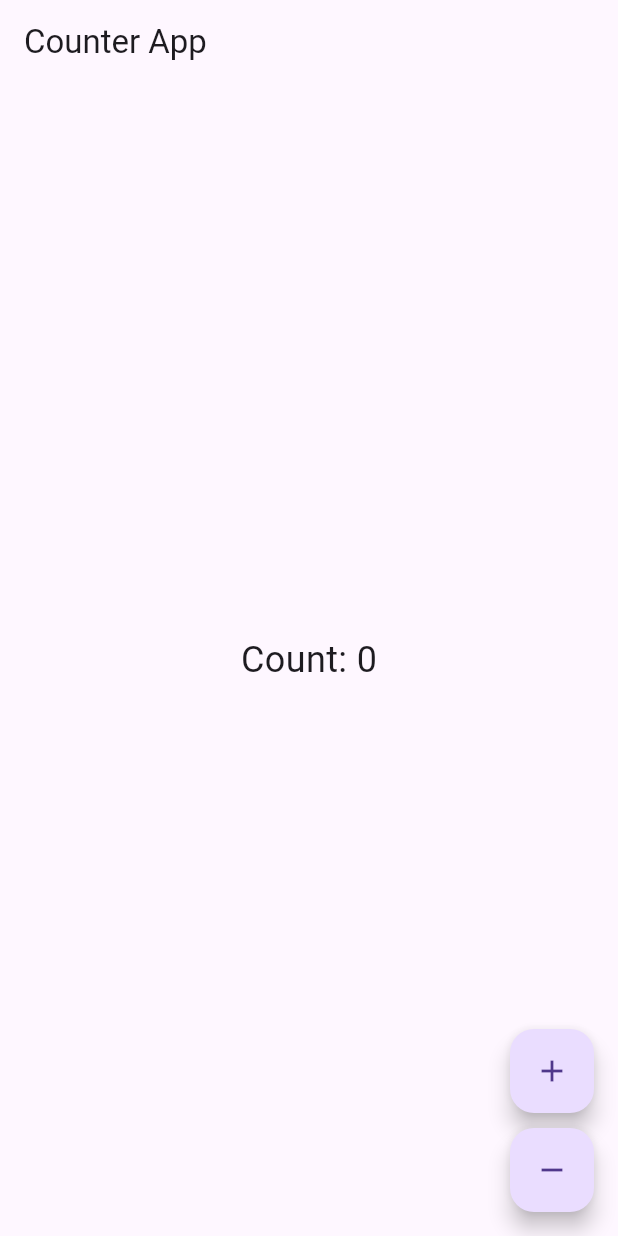
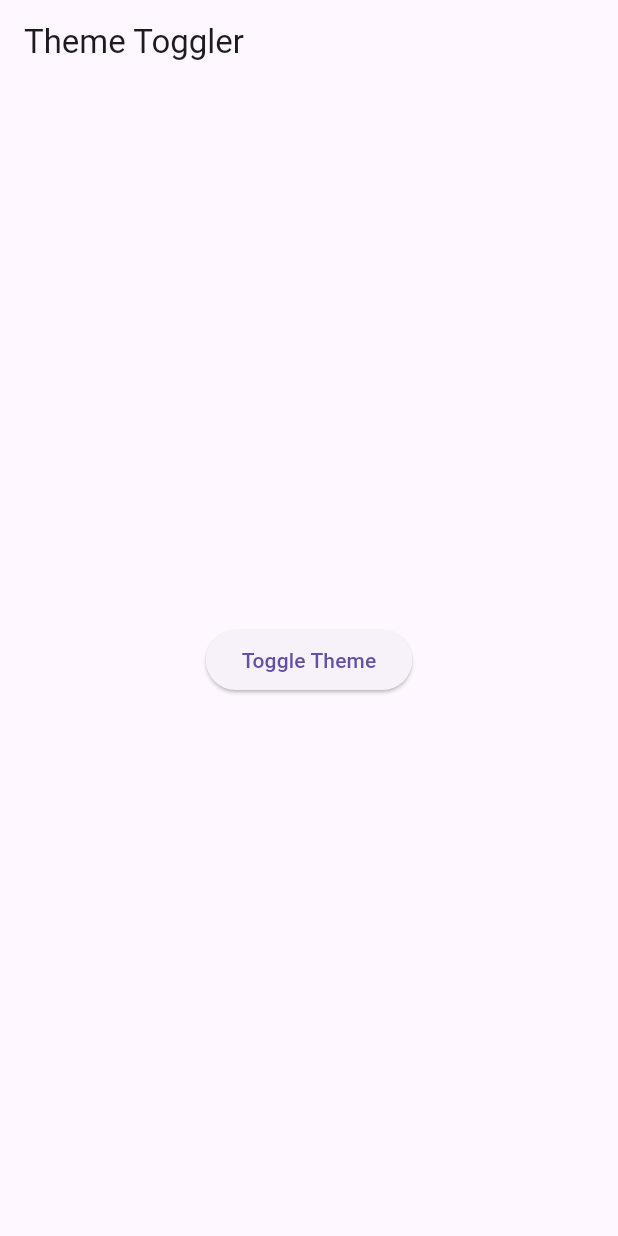
Before and after one commit to mohamedmahmoud95/flutter_bloc_session, a Flutter app: the screen it shows after launch, on a phone screen of 412 x 824 dp. Run offline on Flutter 3.47's test engine with Material 3 defaults, Android fonts, the phone set to English and light mode, and no system bars; our stand-ins replace flutter_bloc.

Commit message:
added a theme example app with bloc

```diff
--- a/lib/main.dart
+++ b/lib/main.dart
@@ -1,6 +1,11 @@
-import 'package:bloc_session/counter_app/presentation/counter_app.dart';
+import 'package:bloc_session/theme_example/presentation/theme_app.dart';
 import 'package:flutter/material.dart';
+import 'counter_app_example/presentation/counter_app.dart';
 
 void main() {
-  runApp(const CounterApp());
+  runApp(const
+
+  //CounterApp()
+  ThemeApp()
+  );
 }
--- /dev/null
+++ b/lib/theme_example/bloc/theme_cubit.dart
@@ -0,0 +1,13 @@
+import 'package:flutter/material.dart';
+import 'package:flutter_bloc/flutter_bloc.dart';
+
+class ThemeCubit extends Cubit<ThemeData> {
+  ThemeCubit() : super(_lightTheme);
+
+  static final _lightTheme = ThemeData.light();
+  static final _darkTheme = ThemeData.dark();
+
+  void toggleTheme() {
+    emit(state == _lightTheme ? _darkTheme : _lightTheme);
+  }
+}
--- /dev/null
+++ b/lib/theme_example/presentation/theme_app.dart
@@ -0,0 +1,41 @@
+import 'package:flutter/material.dart';
+import 'package:flutter_bloc/flutter_bloc.dart';
+import '../bloc/theme_cubit.dart';
+
+class ThemeApp extends StatelessWidget {
+  const ThemeApp({super.key});
+
+  @override
+  Widget build(BuildContext context) {
+    return BlocProvider(
+      create: (context) => ThemeCubit(),
+      child: BlocBuilder<ThemeCubit, ThemeData>(
+        builder: (context, theme) {
+          return MaterialApp(
+            theme: theme,
+            home: ThemeScreen(),
+          );
+        },
+      ),
+    );
+  }
+}
+
+class ThemeScreen extends StatelessWidget {
+  const ThemeScreen({super.key});
+
+  @override
+  Widget build(BuildContext context) {
+    final themeCubit = context.read<ThemeCubit>();
+
+    return Scaffold(
+      appBar: AppBar(title: Text('Theme Toggler')),
+      body: Center(
+        child: ElevatedButton(
+          onPressed: () => themeCubit.toggleTheme(),
+          child: Text('Toggle Theme'),
+        ),
+      ),
+    );
+  }
+}
```
Also changed, not shown: lib/counter_app_example/bloc/counter_cubit.dart (renamed from lib/counter_app/bloc/counter_cubit.dart), lib/counter_app_example/presentation/counter_app.dart (renamed from lib/counter_app/presentation/counter_app.dart).
